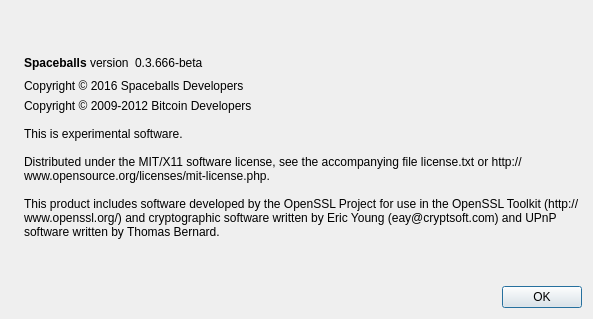
First picture: the form in src/qt/forms/aboutdialog.ui, repository 5mil/space, before the edit.
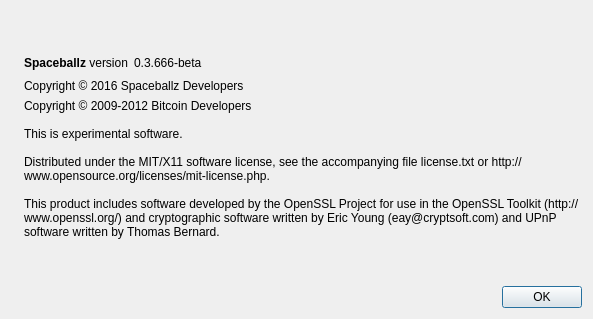
Second picture: the form after the edit. Icons and pictures are not drawn.

Patch:
```diff
--- a/src/qt/forms/aboutdialog.ui
+++ b/src/qt/forms/aboutdialog.ui
@@ -50,7 +50,7 @@
        <item>
         <widget class="QLabel" name="label">
          <property name="text">
-          <string>&lt;b&gt;Spaceballs&lt;/b&gt; version</string>
+          <string>&lt;b&gt;Spaceballz&lt;/b&gt; version</string>
          </property>
          <property name="textInteractionFlags">
           <set>Qt::LinksAccessibleByMouse|Qt::TextSelectableByKeyboard|Qt::TextSelectableByMouse</set>
@@ -88,7 +88,7 @@
      <item>
       <widget class="QLabel" name="label_Spaceballs_copyright">
        <property name="text">
-        <string>Copyright © 2016 Spaceballs Developers</string>
+        <string>Copyright © 2016 Spaceballz Developers</string>
        </property>
        <property name="wordWrap">
         <bool>true</bool>
```
Left out of the diff: 4 changed lines with no effect on the pictures.
